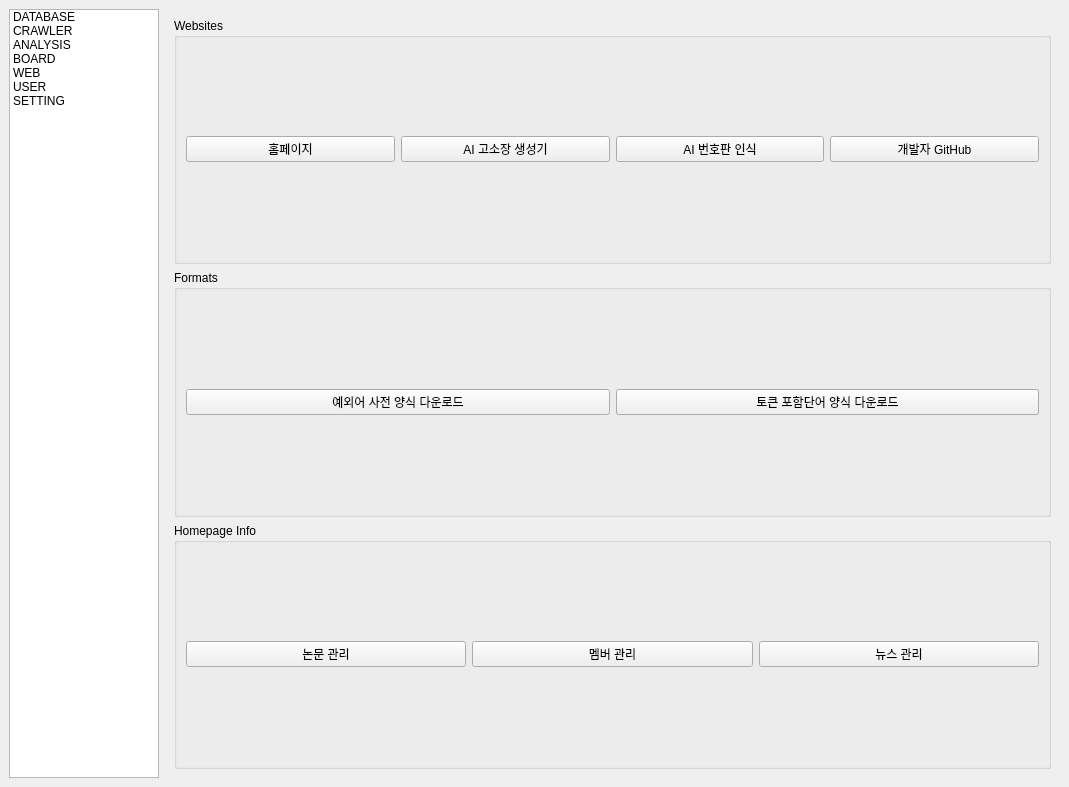
Old version of the form manager/app/assets/gui.ui in the repository yojun313/knpu.
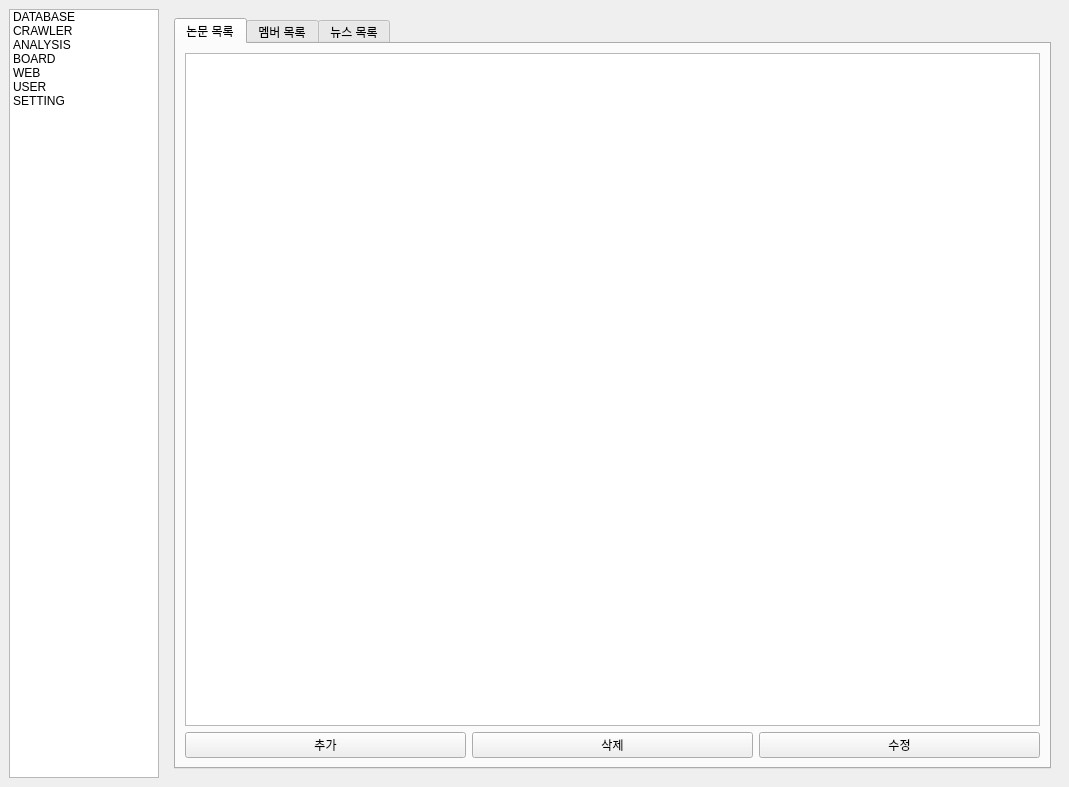
New version of the form. The open tabs and pages were chosen to show the change.

The edit to the form file:
```diff
--- a/manager/app/assets/gui.ui
+++ b/manager/app/assets/gui.ui
@@ -366,83 +366,120 @@
        </layout>
       </widget>
       <widget class="QWidget" name="page_web">
-        <layout class="QVBoxLayout" name="verticalLayout">
-        <!-- 사이트 바로가기 버튼들 -->
+       <layout class="QVBoxLayout" name="verticalLayout_data_process">
         <item>
-        <widget class="QGroupBox" name="group_sites">
-            <property name="title">
-            <string>Websites</string>
-            </property>
-            <layout class="QGridLayout" name="grid_sites">
-            <item row="0" column="0">
-            <widget class="QPushButton" name="web_homepage_button">
-            <property name="text"><string>홈페이지</string></property>
-            </widget>
+         <widget class="QTabWidget" name="tabWidget_board">
+          <property name="tabPosition">
+           <enum>QTabWidget::North</enum>
+          </property>
+          <property name="currentIndex">
+           <number>0</number>
+          </property>
+          <widget class="QWidget" name="tab_papers">
+           <attribute name="title">
+            <string>논문 목록</string>
+           </attribute>
+           <layout class="QVBoxLayout" name="verticalLayout_tab_1">
+            <item>
+             <widget class="QTableWidget" name="web_papers_tableWidget"/>
             </item>
-            <item row="0" column="1">
-            <widget class="QPushButton" name="web_sue_button">
-            <property name="text"><string>AI 고소장 생성기</string></property>
-            </widget>
-            </item>
-            <item row="0" column="2">
-            <widget class="QPushButton" name="web_carnumber_button">
-            <property name="text"><string>AI 번호판 인식</string></property>
-            </widget>
-            </item>
-            <item row="0" column="3">
-            <widget class="QPushButton" name="web_github_button">
-            <property name="text"><string>개발자 GitHub</string></property>
+            <item>
+             <layout class="QHBoxLayout" name="horizontalLayout_5">
+              <item>
+               <widget class="QPushButton" name="web_addpaper_button">
+                <property name="text">
+                 <string>추가</string>
+                </property>
+               </widget>
+              </item>
+              <item>
+               <widget class="QPushButton" name="web_deletepaper_button">
+                <property name="text">
+                 <string>삭제</string>
+                </property>
+               </widget>
+              </item>
+              <item>
+               <widget class="QPushButton" name="web_editpaper_button">
+                <property name="text">
+                 <string>수정</string>
+                </property>
             </widget>
             </item>
             </layout>
-        </widget>
-        </item>
-
-        <!-- 다운로드 버튼들 -->
+            </item>
+           </layout>
+          </widget>
+          <widget class="QWidget" name="tab_members">
+           <attribute name="title">
+            <string>멤버 목록</string>
+           </attribute>
+           <layout class="QVBoxLayout" name="verticalLayout_tab_1">
+            <item>
+             <widget class="QTableWidget" name="web_members_tableWidget"/>
+            </item>
         <item>
-        <widget class="QGroupBox" name="group_downloads">
-            <property name="title"><string>Formats</string></property>
-            <layout class="QGridLayout" name="grid_downloads">
-            <item row="0" column="0">
-            <widget class="QPushButton" name="exception_list_download_btn">
-            <property name="text"><string>예외어 사전 양식 다운로드</string></property>
-            </widget>
-            </item>
-            <item row="0" column="1">
-            <widget class="QPushButton" name="koreng_list_download_btn">
-            <property name="text"><string>KEMKIM 한영변환 양식 다운로드</string></property>
-            </widget>
-            </item>
-            <item row="0" column="1">
-            <widget class="QPushButton" name="include_list_download_btn">
-            <property name="text"><string>토큰 포함단어 양식 다운로드</string></property>
+             <layout class="QHBoxLayout" name="horizontalLayout_5">
+              <item>
+               <widget class="QPushButton" name="web_addmember_button">
+                <property name="text">
+                 <string>추가</string>
+                </property>
+               </widget>
+              </item>
+              <item>
+               <widget class="QPushButton" name="web_deletemember_button">
+                <property name="text">
+                 <string>삭제</string>
+                </property>
+               </widget>
+              </item>
+              <item>
+               <widget class="QPushButton" name="web_editmember_button">
+                <property name="text">
+                 <string>수정</string>
+                </property>
             </widget>
             </item>
             </layout>
-        </widget>
-        </item>
-        
-        <!-- 홈페이지 수정용 레이아웃 -->
+            </item>
+           </layout>
+          </widget>
+          <widget class="QWidget" name="tab_news">
+           <attribute name="title">
+            <string>뉴스 목록</string>
+           </attribute>
+           <layout class="QVBoxLayout" name="verticalLayout_tab_1">
+            <item>
+             <widget class="QTableWidget" name="web_news_tableWidget"/>
+            </item>
         <item>
-        <widget class="QGroupBox" name="group_downloads">
-            <property name="title"><string>Homepage Info</string></property>
-            <layout class="QGridLayout" name="grid_downloads">
-            <item row="0" column="0">
-            <widget class="QPushButton" name="homepage_paper_edit_btn">
-            <property name="text"><string>논문 관리</string></property>
-            </widget>
-            </item>
-            <item row="0" column="1">
-            <widget class="QPushButton" name="homepage_member_edit_btn">
-            <property name="text"><string>멤버 관리</string></property>
-            </widget>
-            </item>
-            <item row="0" column="2">
-            <widget class="QPushButton" name="homepage_news_edit_btn">
-            <property name="text"><string>뉴스 관리</string></property>
+             <layout class="QHBoxLayout" name="horizontalLayout_5">
+              <item>
+               <widget class="QPushButton" name="web_addnews_button">
+                <property name="text">
+                 <string>추가</string>
+                </property>
+               </widget>
+              </item>
+              <item>
+               <widget class="QPushButton" name="web_deletenews_button">
+                <property name="text">
+                 <string>삭제</string>
+                </property>
+               </widget>
+              </item>
+              <item>
+               <widget class="QPushButton" name="web_editnews_button">
+                <property name="text">
+                 <string>수정</string>
+                </property>
             </widget>
             </item>
             </layout>
+            </item>
+           </layout>
+          </widget>
         </widget>
         </item>
         </layout>
```
Lines whose indentation alone changed are shown as unchanged.
